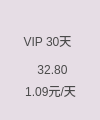
ZhouMei20220810/TEST, file vipitemwidget.ui: the form before one commit.
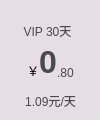
The form after the commit. Icons and pictures are not drawn.

```diff
--- a/vipitemwidget.ui
+++ b/vipitemwidget.ui
@@ -52,7 +52,7 @@
    <property name="geometry">
     <rect>
      <x>2</x>
-     <y>30</y>
+     <y>20</y>
      <width>91</width>
      <height>21</height>
     </rect>
@@ -69,32 +69,11 @@
     <set>Qt::AlignCenter</set>
    </property>
   </widget>
-  <widget class="QLabel" name="labelTotalPrice">
-   <property name="geometry">
-    <rect>
-     <x>2</x>
-     <y>60</y>
-     <width>101</width>
-     <height>20</height>
-    </rect>
-   </property>
-   <property name="styleSheet">
-    <string notr="true">color:#FF4A4A4A;
-border:none;
-background:transparent;</string>
-   </property>
-   <property name="text">
-    <string>32.80</string>
-   </property>
-   <property name="alignment">
-    <set>Qt::AlignCenter</set>
-   </property>
-  </widget>
   <widget class="QLabel" name="labelDayPrice">
    <property name="geometry">
     <rect>
      <x>0</x>
-     <y>80</y>
+     <y>90</y>
      <width>101</width>
      <height>21</height>
     </rect>
@@ -111,6 +90,126 @@
     <set>Qt::AlignCenter</set>
    </property>
   </widget>
+  <widget class="QFrame" name="frame">
+   <property name="geometry">
+    <rect>
+     <x>0</x>
+     <y>40</y>
+     <width>101</width>
+     <height>41</height>
+    </rect>
+   </property>
+   <property name="styleSheet">
+    <string notr="true">QFrame{background:transparent;}</string>
+   </property>
+   <property name="frameShape">
+    <enum>QFrame::StyledPanel</enum>
+   </property>
+   <property name="frameShadow">
+    <enum>QFrame::Raised</enum>
+   </property>
+   <layout class="QHBoxLayout" name="horizontalLayout">
+    <property name="spacing">
+     <number>0</number>
+    </property>
+    <property name="leftMargin">
+     <number>0</number>
+    </property>
+    <property name="topMargin">
+     <number>0</number>
+    </property>
+    <property name="rightMargin">
+     <number>0</number>
+    </property>
+    <property name="bottomMargin">
+     <number>0</number>
+    </property>
+    <item>
+     <spacer name="horizontalSpacer_2">
+      <property name="orientation">
+       <enum>Qt::Horizontal</enum>
+      </property>
+      <property name="sizeHint" stdset="0">
+       <size>
+        <width>22</width>
+        <height>17</height>
+       </size>
+      </property>
+     </spacer>
+    </item>
+    <item>
+     <widget class="QLabel" name="label_19">
+      <property name="styleSheet">
+       <string notr="true">color:#FF4A4A4A;\nborder:none;\nbackground:transparent;</string>
+      </property>
+      <property name="text">
+       <string>￥</string>
+      </property>
+      <property name="alignment">
+       <set>Qt::AlignBottom|Qt::AlignRight|Qt::AlignTrailing</set>
+      </property>
+     </widget>
+    </item>
+    <item>
+     <widget class="QLabel" name="labelTotalPrice0">
+      <property name="font">
+       <font>
+        <pointsize>24</pointsize>
+        <bold>true</bold>
+       </font>
+      </property>
+      <property name="layoutDirection">
+       <enum>Qt::RightToLeft</enum>
+      </property>
+      <property name="styleSheet">
+       <string notr="true">color:#FF4A4A4A;
+border:none;
+background:transparent;</string>
+      </property>
+      <property name="text">
+       <string>0</string>
+      </property>
+      <property name="scaledContents">
+       <bool>true</bool>
+      </property>
+      <property name="alignment">
+       <set>Qt::AlignBottom|Qt::AlignRight|Qt::AlignTrailing</set>
+      </property>
+     </widget>
+    </item>
+    <item>
+     <widget class="QLabel" name="labelTotalPrice">
+      <property name="styleSheet">
+       <string notr="true">color:#FF4A4A4A;
+border:none;
+background:transparent;</string>
+      </property>
+      <property name="text">
+       <string>.80</string>
+      </property>
+      <property name="scaledContents">
+       <bool>true</bool>
+      </property>
+      <property name="alignment">
+       <set>Qt::AlignBottom|Qt::AlignLeading|Qt::AlignLeft</set>
+      </property>
+     </widget>
+    </item>
+    <item>
+     <spacer name="horizontalSpacer">
+      <property name="orientation">
+       <enum>Qt::Horizontal</enum>
+      </property>
+      <property name="sizeHint" stdset="0">
+       <size>
+        <width>22</width>
+        <height>17</height>
+       </size>
+      </property>
+     </spacer>
+    </item>
+   </layout>
+  </widget>
  </widget>
  <resources>
   <include location="res.qrc"/>
```
